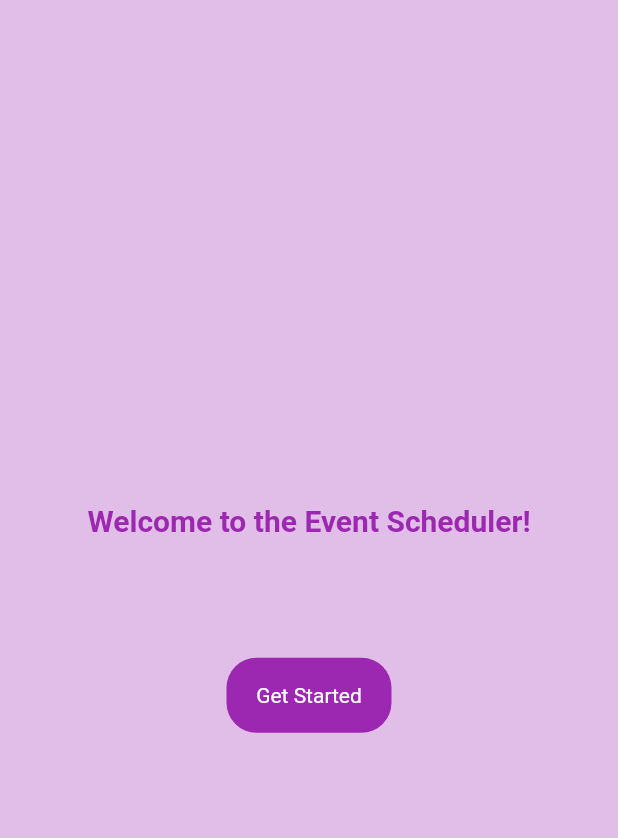
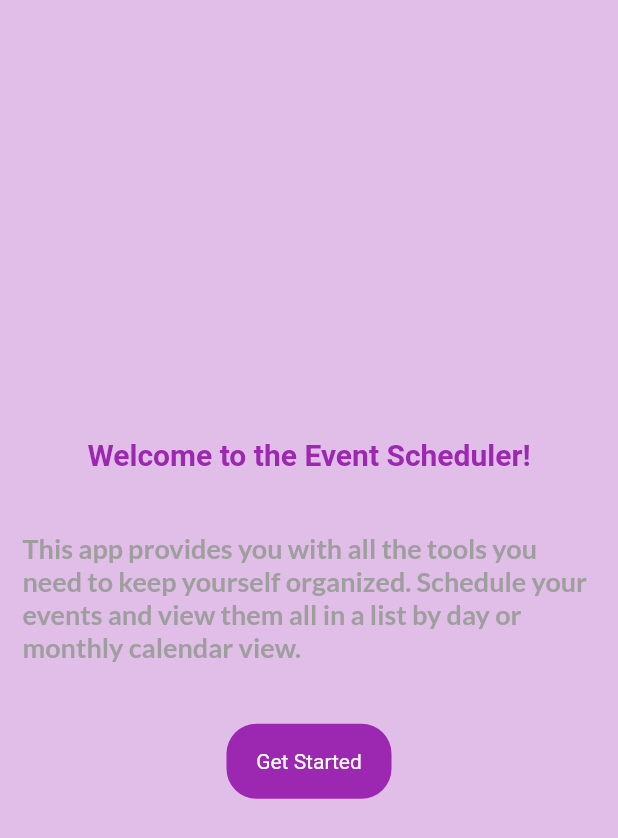
Before and after one commit to fleurblanckaert/scheduler_app, a Flutter app: the screen it shows after launch, on a phone screen of 412 x 824 dp. Shown: the top 838 px of the screen. Run offline on Flutter 3.47's test engine with Material 2 defaults, Android fonts, the phone set to English and light mode, and no system bars; our stand-ins replace date_picker_timeline, flutter_local_notifications, get, get_storage, google_fonts, sqflite and 1 more; accounts and stored records are empty.

Commit message:
add welcome paragraph to welcome page

```diff
--- a/lib/app/modules/welcome/page.dart
+++ b/lib/app/modules/welcome/page.dart
@@ -24,13 +24,36 @@ class WelcomePage extends StatelessWidget {
                 ),
               ),
             ),
-            const SizedBox(height:80),
-            // SizedBox(height: 30),
+            const SizedBox(height:40),
             Container(
                 child: Center(
-                  child: AppButton(
-                    label: "Get Started",
-                    onTap: () => Get.toNamed(Routes.HOME)
+                  child: Column(
+                    mainAxisAlignment: MainAxisAlignment.center,
+                    crossAxisAlignment: CrossAxisAlignment.center,
+                    children: [
+                      // RichText(
+                      //   text: const TextSpan(
+                      //     text: 'Hello',
+                      //     style: TextStyle(color: Colors.black),
+                      //     children: <TextSpan>[
+                      //       TextSpan(text: 'Yo')
+                      //     ]
+                      //   ),
+                      // ),
+                      Container(
+                        margin: const EdgeInsets.only(left:15, right: 15),
+                        child: Text(
+                          "This app provides you with all the tools you need to keep yourself organized."
+                          " Schedule your events and view them all in a list by day or monthly calendar view.",
+                          style: subHeadingStyle(),
+                        ),
+                      ),
+                      const SizedBox(height: 40,),
+                      AppButton(
+                        label: "Get Started",
+                        onTap: () => Get.toNamed(Routes.HOME)
+                      ),
+                    ],
                   ),
                 )
             ),
```
